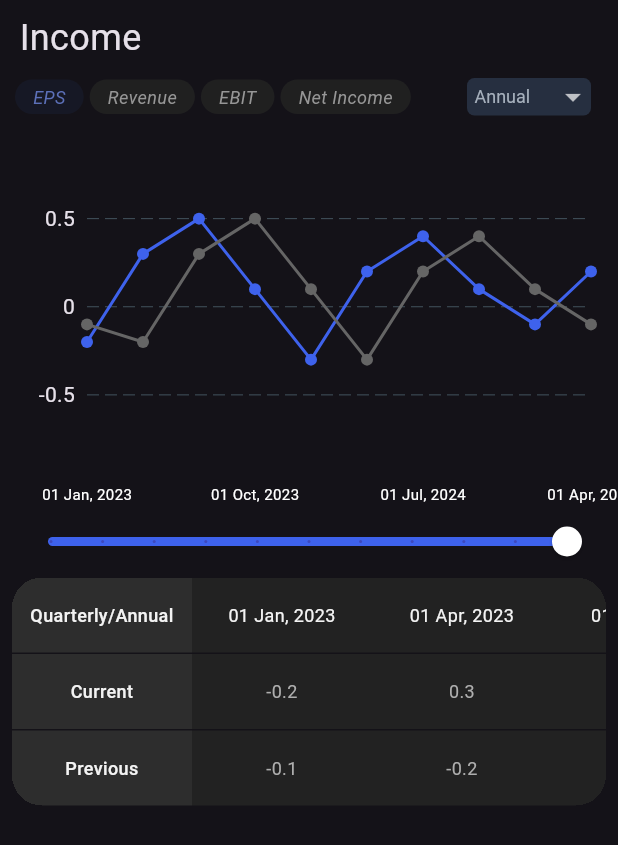
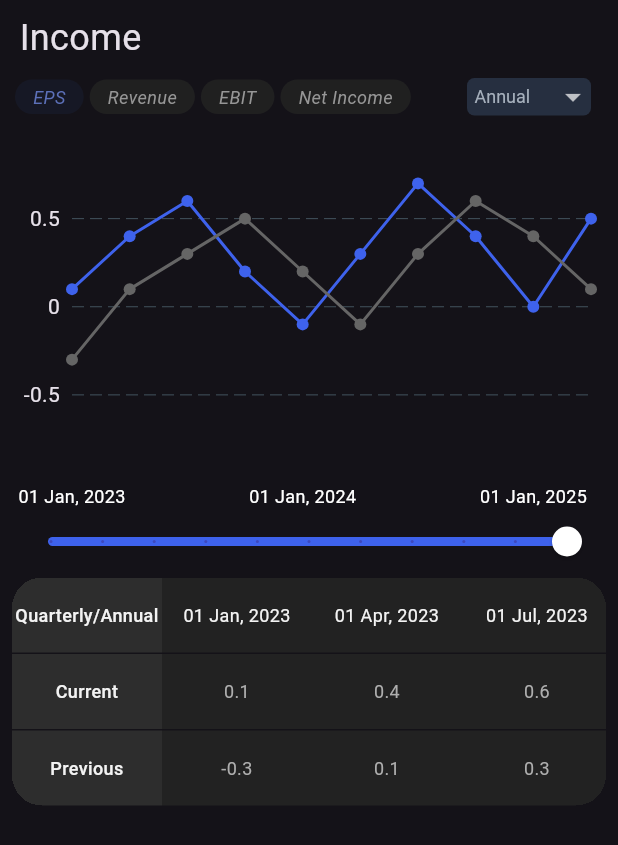
Before and after one commit to MahirUddinn/practice_page, a Flutter app: the screen it shows after launch, on a phone screen of 412 x 824 dp. Shown: the top 845 px of the screen. Run offline on Flutter 3.47's test engine with Material 3 defaults, Android fonts, the phone set to English and light mode, and no system bars; drawn by our look-alikes of fl_chart; our stand-ins replace bloc, flutter_bloc.

Commit message:
new changes

```diff
--- a/lib/app.dart
+++ b/lib/app.dart
@@ -1,5 +1,6 @@
 import 'package:flutter/material.dart';
 import 'package:new_screen_project/bloc/chart_cubit/chart_cubit.dart';
+import 'package:new_screen_project/bloc/income_chart/income_cubit.dart';
 import 'package:new_screen_project/screen/home_screen.dart';
 import 'package:flutter_bloc/flutter_bloc.dart';
 
@@ -12,8 +13,11 @@ class App extends StatelessWidget {
       darkTheme: ThemeData.dark(),
       themeMode: ThemeMode.dark,
 
-      home: BlocProvider(
-        create: (context) => ChartCubit(),
+      home: MultiBlocProvider(
+        providers: [
+          BlocProvider(create: (context) => ChartCubit()),
+          BlocProvider(create: (context) => IncomeCubit()),
+        ],
         child: HomeScreen(),
       ),
     );
--- a/lib/bloc/income_chart/income_cubit.dart
+++ b/lib/bloc/income_chart/income_cubit.dart
@@ -1,11 +1,21 @@
 import 'package:bloc/bloc.dart';
 import 'package:meta/meta.dart';
 import 'package:new_screen_project/model/income_model.dart';
+import 'package:new_screen_project/data/income_data.dart';
 
 part 'income_state.dart';
 
 class IncomeCubit extends Cubit<IncomeState> {
-  IncomeCubit() : super(IncomeState(incomeList: []));
+  IncomeCubit()
+      : super(IncomeState(
+    incomeList: [],
+    slideValue: 0,
+  ));
+
+  void updateSlider(double value) {
+    emit(state.copyWith(slideValue: value));
 
 
+
+  }
 }
--- a/lib/bloc/income_chart/income_state.dart
+++ b/lib/bloc/income_chart/income_state.dart
@@ -1,11 +1,15 @@
 part of 'income_cubit.dart';
 
-class IncomeState{
- final List<IncomeModel> incomeList;
+class IncomeState {
+  final List<IncomeModel> incomeList;
+  final double slideValue;
 
-  IncomeState({required this.incomeList});
+  IncomeState({required this.incomeList, required this.slideValue});
 
- IncomeState copyWith({List<IncomeModel>? incomeList}) {
-   return IncomeState(incomeList: incomeList ?? this.incomeList);
- }
+  IncomeState copyWith({List<IncomeModel>? incomeList, double? slideValue}) {
+    return IncomeState(
+      incomeList: incomeList ?? this.incomeList,
+      slideValue: slideValue ?? this.slideValue,
+    );
+  }
 }
--- a/lib/data/income_data.dart
+++ b/lib/data/income_data.dart
@@ -3,52 +3,52 @@ import '../model/income_model.dart'; // Adjust path as needed
 final List<IncomeModel> dummyIncomeData = [
   IncomeModel(
     date: "01 Jan, 2023",
-    current: -0.2,
-    previous: -0.1,
+    current: 0.1,
+    previous: -0.3,
   ),
   IncomeModel(
     date: "01 Apr, 2023",
-    current: 0.3,
-    previous: -0.2,
+    current: 0.4,
+    previous: 0.1,
   ),
   IncomeModel(
     date: "01 Jul, 2023",
-    current: 0.5,
+    current: 0.6,
     previous: 0.3,
   ),
   IncomeModel(
     date: "01 Oct, 2023",
-    current: 0.1,
+    current: 0.2,
     previous: 0.5,
   ),
   IncomeModel(
     date: "01 Jan, 2024",
-    current: -0.3,
-    previous: 0.1,
+    current: -0.1,
+    previous: 0.2,
   ),
   IncomeModel(
     date: "01 Apr, 2024",
-    current: 0.2,
-    previous: -0.3,
+    current: 0.3,
+    previous: -0.1,
   ),
   IncomeModel(
     date: "01 Jul, 2024",
-    current: 0.4,
-    previous: 0.2,
+    current: 0.7,
+    previous: 0.3,
   ),
   IncomeModel(
     date: "01 Oct, 2024",
-    current: 0.1,
+    current: 0.4,
+    previous: 0.6,
+  ),
+  IncomeModel(
+    date: "01 Jan, 2025",
+    current: 0.0,
     previous: 0.4,
   ),
   IncomeModel(
-    date: "01 Jan, 2025",
-    current: -0.1,
+    date: "01 Apr, 2025",
+    current: 0.5,
     previous: 0.1,
   ),
-  IncomeModel(
-    date: "01 Apr, 2025",
-    current: 0.2,
-    previous: -0.1,
-  ),
 ];
--- a/lib/widget/bottom_drawer.dart
+++ b/lib/widget/bottom_drawer.dart
@@ -12,7 +12,7 @@ class _BottomDrawerState extends State<BottomDrawer> {
   Widget _buildNamedBox(String text) {
     return Container(
       height: 50,
-      width: 120,
+      width: 100,
       color: Color(0xFF2D2D2D),
       child: Center(
         child: Text(
@@ -31,7 +31,7 @@ class _BottomDrawerState extends State<BottomDrawer> {
   Widget _buildBox(String text, Color color) {
     return Container(
       height: 50,
-      width: 120,
+      width: 100,
       color: Color(0xFF222222),
       child: Center(
         child: Text(
@@ -62,7 +62,6 @@ class _BottomDrawerState extends State<BottomDrawer> {
                 _buildNamedBox("Previous"),
               ],
             ),
-
             Row(
               children: dummyIncomeData.map((item) {
                 return Column(
--- a/lib/widget/custom_line_chart.dart
+++ b/lib/widget/custom_line_chart.dart
@@ -71,7 +71,7 @@ class _CustomLineChartState extends State<CustomLineChart> {
       sideTitles: SideTitles(
         minIncluded: false,
         maxIncluded: false,
-        reservedSize: 50,
+        reservedSize: 40,
         showTitles: true,
 
       )
@@ -82,13 +82,14 @@ class _CustomLineChartState extends State<CustomLineChart> {
     return AxisTitles(
       sideTitles: SideTitles(
         reservedSize: 15,
-        maxIncluded: true,
-        interval:3,
+        maxIncluded: false,
+        minIncluded: true,
+        interval:4,
         getTitlesWidget: (value, meta) {
           var index = value.toInt();
           return  Text(
             dummyIncomeData[index].date,
-            style: const TextStyle(color: Colors.white, fontSize: 10),
+            style: const TextStyle(color: Colors.white, fontSize: 12),
           );
         },
         showTitles: true,
--- a/lib/widget/custom_slider.dart
+++ b/lib/widget/custom_slider.dart
@@ -1,4 +1,6 @@
 import 'package:flutter/material.dart';
+import 'package:flutter_bloc/flutter_bloc.dart';
+import 'package:new_screen_project/bloc/income_chart/income_cubit.dart';
 import 'package:new_screen_project/data/income_data.dart';
 
 class CustomSlider extends StatefulWidget {
@@ -9,21 +11,20 @@ class CustomSlider extends StatefulWidget {
 }
 
 class _CustomSliderState extends State<CustomSlider> {
-
   double _currentSliderValue = dummyIncomeData.length.toDouble();
-
 
   @override
   Widget build(BuildContext context) {
-    return Slider(value: _currentSliderValue,
-        activeColor: Color(0xFF3E62EC),
-        thumbColor: Colors.white,
-        max: dummyIncomeData.length.toDouble(),
-        divisions: dummyIncomeData.length,
-        onChanged: (value){
-          setState(() {
-            _currentSliderValue = value;
-          });
-        });
+    return Slider(
+      value: _currentSliderValue,
+      activeColor: Color(0xFF3E62EC),
+      thumbColor: Colors.white,
+      max: dummyIncomeData.length.toDouble(),
+      divisions: dummyIncomeData.length,
+      onChanged: (value) {
+
+        context.read<IncomeCubit>().updateSlider(value);
+      },
+    );
   }
 }
--- a/lib/widget/income_chart.dart
+++ b/lib/widget/income_chart.dart
@@ -49,7 +49,7 @@ class _IncomeChartState extends State<IncomeChart> {
     );
   }
 
-  _getTabBar() {
+  _buildTabBar() {
     return Row(
       mainAxisAlignment: MainAxisAlignment.start,
       children: [
@@ -61,17 +61,17 @@ class _IncomeChartState extends State<IncomeChart> {
     );
   }
 
-  _tabItems() {
+  _buildTabItems() {
     return Row(
       mainAxisAlignment: MainAxisAlignment.spaceBetween,
       children: [
-        _getTabBar(),
+        _buildTabBar(),
         TopRightDropdown(items: ["Annual", "Quarterly"]),
       ],
     );
   }
 
-  _text() {
+  _buildText() {
     return Container(
       margin: EdgeInsets.symmetric(horizontal: 5),
       child: Text("Income", style: TextStyle(fontSize: 24)),
@@ -95,14 +95,13 @@ class _IncomeChartState extends State<IncomeChart> {
     return CustomSlider();
   }
 
-
   @override
   Widget build(BuildContext context) {
     return Column(
       crossAxisAlignment: CrossAxisAlignment.start,
       children: [
-        _text(),
-        _tabItems(),
+        _buildText(),
+        _buildTabItems(),
         _getChart(),
         _buildSlider(),
         BottomDrawer(),
```
